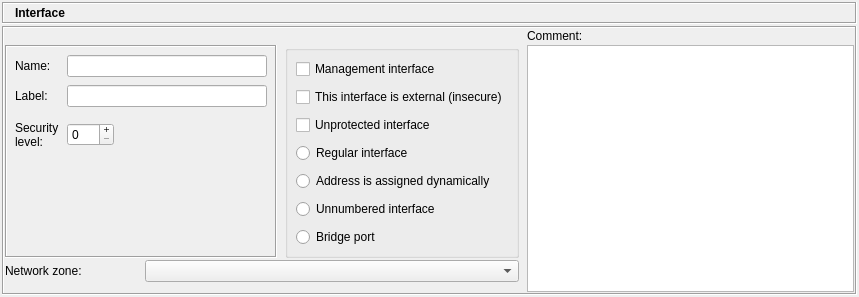
fwbuilder/fwbuilder, file src/gui/interfacedialog_q.ui: the form before one commit.
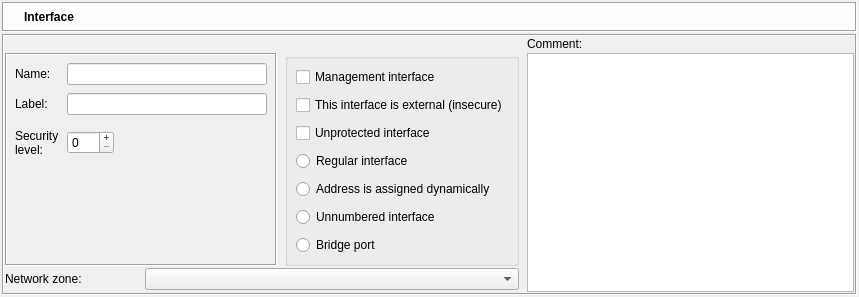
The form after the commit. Icons and pictures are not drawn.

The edit to the form file:
```diff
--- a/src/gui/interfacedialog_q.ui
+++ b/src/gui/interfacedialog_q.ui
@@ -56,9 +56,76 @@
        <property name="minimumSize" >
         <size>
          <width>16</width>
-         <height>20</height>
+         <height>30</height>
         </size>
        </property>
+       <property name="palette" >
+        <palette>
+         <active>
+          <colorrole role="Base" >
+           <brush brushstyle="SolidPattern" >
+            <color alpha="255" >
+             <red>255</red>
+             <green>255</green>
+             <blue>255</blue>
+            </color>
+           </brush>
+          </colorrole>
+          <colorrole role="Window" >
+           <brush brushstyle="SolidPattern" >
+            <color alpha="255" >
+             <red>255</red>
+             <green>254</green>
+             <blue>253</blue>
+            </color>
+           </brush>
+          </colorrole>
+         </active>
+         <inactive>
+          <colorrole role="Base" >
+           <brush brushstyle="SolidPattern" >
+            <color alpha="255" >
+             <red>255</red>
+             <green>255</green>
+             <blue>255</blue>
+            </color>
+           </brush>
+          </colorrole>
+          <colorrole role="Window" >
+           <brush brushstyle="SolidPattern" >
+            <color alpha="255" >
+             <red>255</red>
+             <green>254</green>
+             <blue>253</blue>
+            </color>
+           </brush>
+          </colorrole>
+         </inactive>
+         <disabled>
+          <colorrole role="Base" >
+           <brush brushstyle="SolidPattern" >
+            <color alpha="255" >
+             <red>255</red>
+             <green>254</green>
+             <blue>253</blue>
+            </color>
+           </brush>
+          </colorrole>
+          <colorrole role="Window" >
+           <brush brushstyle="SolidPattern" >
+            <color alpha="255" >
+             <red>255</red>
+             <green>254</green>
+             <blue>253</blue>
+            </color>
+           </brush>
+          </colorrole>
+         </disabled>
+        </palette>
+       </property>
+       <property name="autoFillBackground" >
+        <bool>true</bool>
+       </property>
        <property name="frameShape" >
         <enum>QFrame::Box</enum>
        </property>
@@ -84,7 +151,7 @@
         <property name="verticalSpacing" >
          <number>2</number>
         </property>
-        <item row="0" column="1" >
+        <item row="0" column="2" >
          <widget class="QLabel" name="editorTitle" >
           <property name="sizePolicy" >
            <sizepolicy vsizetype="Fixed" hsizetype="Preferred" >
@@ -125,6 +192,22 @@
           </property>
          </widget>
         </item>
+        <item row="0" column="1" >
+         <widget class="QLabel" name="label_2" >
+          <property name="sizePolicy" >
+           <sizepolicy vsizetype="Preferred" hsizetype="Maximum" >
+            <horstretch>0</horstretch>
+            <verstretch>0</verstretch>
+           </sizepolicy>
+          </property>
+          <property name="text" >
+           <string/>
+          </property>
+          <property name="pixmap" >
+           <pixmap resource="MainRes.qrc" >:/Icons/Interface/icon</pixmap>
+          </property>
+         </widget>
+        </item>
        </layout>
       </widget>
      </item>
```
